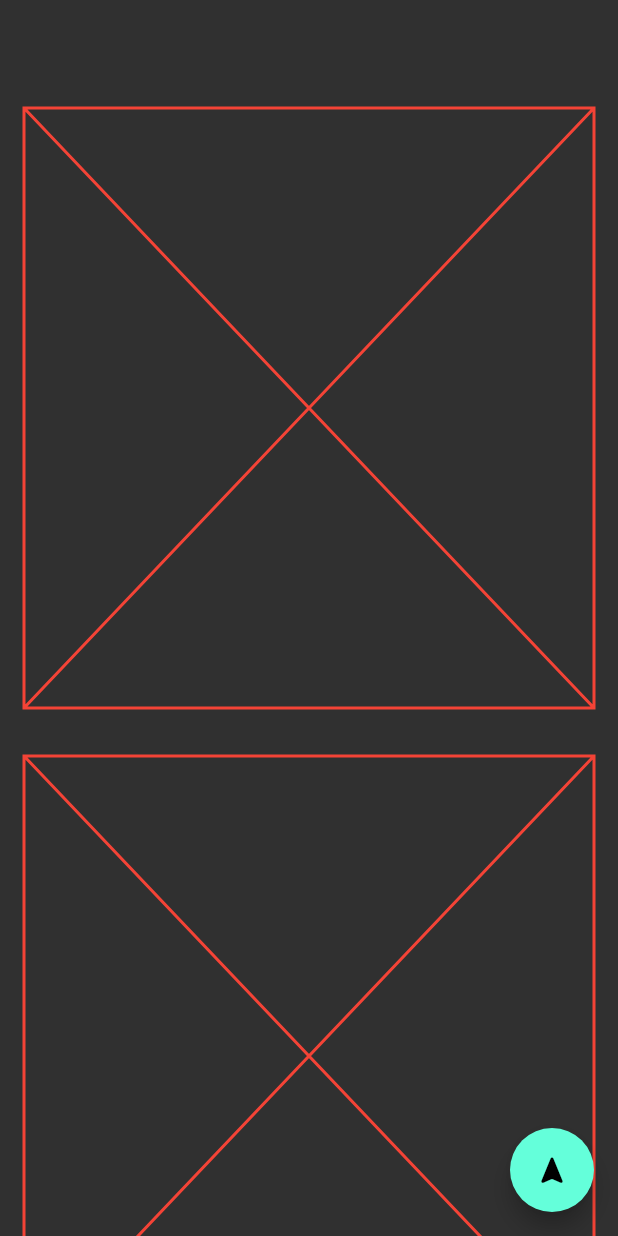
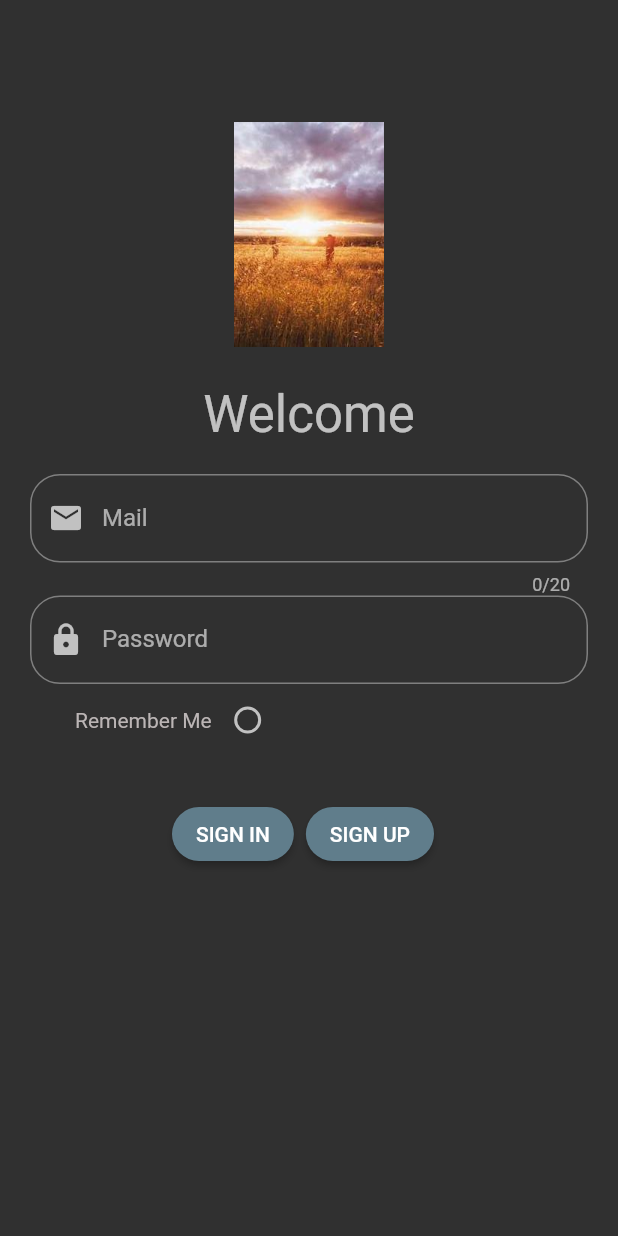
Before and after one commit to cetincangokal/flutter101, a Flutter app: the screen it shows after launch, on a phone screen of 412 x 824 dp. Run offline on Flutter 3.47's test engine with Material 2 defaults, Android fonts, the phone set to English and light mode, and no system bars.

Commit message:
first login page trial

```diff
--- /dev/null
+++ b/flutter_application_1/lib/demos/my_demo_loginPage.dart
@@ -0,0 +1,135 @@
+import 'package:flutter/material.dart';
+import 'package:flutter_application_1/101/card_learn.dart';
+
+import '../product/language/language_item.dart';
+
+///image
+///text Mail
+///text Password
+///remember Me button
+///sıgn ın button
+///sıgn up button
+
+class myLoginPage extends StatefulWidget {
+  const myLoginPage({super.key});
+
+  @override
+  State<myLoginPage> createState() => _myLoginPageState();
+}
+
+class _myLoginPageState extends State<myLoginPage> {
+  final key = GlobalKey();
+  bool isChecked = false;
+  FocusNode focusNodeTextFieldOne = FocusNode();
+  FocusNode focusNodeTextFieldTwo = FocusNode();
+  @override
+  Widget build(BuildContext context) {
+    return Scaffold(
+      appBar: AppBar(
+        backgroundColor: Colors.transparent,
+      ),
+      body: ListView(
+        children: [
+          Column(
+            children: [
+              Image.asset(
+                'assets/png/image_collection.png',
+                width: 100,
+                height: 200,
+              ),
+              Text(
+                LanguageItem.welcomeTitle,
+                style: Theme.of(context).textTheme.headline4,
+              ),
+              Padding(
+                padding: projectUtility().paddingGeneral,
+                child: Column(
+                  children: [
+                    TextField(
+                        maxLength: 20,
+                        keyboardType: TextInputType.emailAddress,
+                        autofillHints: const [AutofillHints.email],
+                        textInputAction: TextInputAction.next,
+                        focusNode: focusNodeTextFieldOne,
+                        decoration: _InputDecoration().emailInput),
+                    TextField(
+                      decoration: _InputDecoration().passwordInput,
+                      focusNode: focusNodeTextFieldTwo,
+                    ),
+                    Padding(
+                      padding: projectUtility().paddingCheckBox,
+                      child: Row(
+                        mainAxisAlignment: MainAxisAlignment.start,
+                        children: [
+                          Text(
+                            LanguageItem.rememberMe,
+                            style: TextStyle(
+                                color: Color.fromARGB(255, 187, 181, 181)),
+                          ),
+                          Checkbox(
+                            checkColor: Colors.white,
+                            activeColor: Colors.blueGrey,
+                            shape: CircleBorder(),
+                            value: isChecked,
+                            onChanged: (value) {
+                              isChecked = !isChecked;
+                              setState(() {});
+                            },
+                          ),
+                        ],
+                      ),
+                    ),
+                  ],
+                ),
+              ),
+              Row(
+                mainAxisAlignment: MainAxisAlignment.center,
+                children: [
+                  ElevatedButton(
+                    onPressed: () {},
+                    child: Text(LanguageItem.signIn),
+                    style: _InputDecoration().buttonDecoration,
+                  ),
+                  Padding(
+                    padding: projectUtility().betweenButtonPadding,
+                    child: ElevatedButton(
+                      onPressed: () {},
+                      child: Text(LanguageItem.signUp),
+                      style: _InputDecoration().buttonDecoration,
+                    ),
+                  ),
+                ],
+              ),
+            ],
+          ),
+        ],
+      ),
+    );
+  }
+}
+
+class _InputDecoration {
+  final emailInput = InputDecoration(
+      prefixIcon: Icon(Icons.mail),
+      border: OutlineInputBorder(borderRadius: BorderRadius.circular(20)),
+      labelText: LanguageItem.mailTitle,
+      fillColor: Colors.white);
+
+  final passwordInput = InputDecoration(
+      prefixIcon: Icon(Icons.lock),
+      border: OutlineInputBorder(borderRadius: BorderRadius.circular(20)),
+      labelText: LanguageItem.passwordTitle,
+      fillColor: Colors.white);
+
+  final buttonDecoration = ElevatedButton.styleFrom(
+      primary: Colors.blueGrey,
+      shape:
+          RoundedRectangleBorder(borderRadius: projectUtility().borderRadius));
+}
+
+class projectUtility {
+  final paddingGeneral = const EdgeInsets.all(20);
+  final paddingCheckBox = const EdgeInsets.only(left: 30);
+  final borderRadius = BorderRadius.all(Radius.circular(20));
+  final betweenButtonPadding = EdgeInsets.all(8.0);
+}
--- a/flutter_application_1/lib/main.dart
+++ b/flutter_application_1/lib/main.dart
@@ -14,7 +14,6 @@ import 'package:flutter_application_1/101/indicator_learn.dart';
 import 'package:flutter_application_1/101/list_tile_learn.dart';
 import 'package:flutter_application_1/101/list_view_builder_learn.dart';
 import 'package:flutter_application_1/101/list_view_learn.dart';
-import 'package:flutter_application_1/101/navigation_learn.dart';
 import 'package:flutter_application_1/101/padding_learn.dart';
 import 'package:flutter_application_1/101/page_view_learn.dart';
 import 'package:flutter_application_1/101/scaffold_learn.dart';
@@ -27,6 +26,7 @@ import 'package:flutter_application_1/101/text_widget_learn.dart';
 import 'package:flutter_application_1/demos/color_demos_view.dart';
 import 'package:flutter_application_1/demos/color_lifeCycle_view.dart';
 import 'package:flutter_application_1/demos/my_collections_demos.dart';
+import 'package:flutter_application_1/demos/my_demo_loginPage.dart';
 import 'package:flutter_application_1/demos/note_demos_view.dart';
 import 'package:flutter_application_1/demos/stack_demo_view.dart';
 
@@ -53,13 +53,14 @@ class MyApp extends StatelessWidget {
           systemOverlayStyle: SystemUiOverlayStyle.light,
           elevation: 0,
         ),
+
         cardTheme: CardTheme(
           shape: RoundedRectangleBorder(borderRadius: BorderRadius.circular(30)),
         ),
         progressIndicatorTheme: ProgressIndicatorThemeData(color: Colors.white),
         listTileTheme: ListTileThemeData(contentPadding: EdgeInsets.zero),
       ),
-      home: navigationLearn(),
+      home: myLoginPage(),
     );
   }
 }
--- a/flutter_application_1/lib/product/language/language_item.dart
+++ b/flutter_application_1/lib/product/language/language_item.dart
@@ -1,4 +1,8 @@
 class LanguageItem {
-  static const String welcomeTitle = 'Merhaba';
+  static const String welcomeTitle = 'Welcome';
   static const String mailTitle = 'Mail';
+  static const String passwordTitle = 'Password';
+  static const String rememberMe = 'Remember Me';
+  static const String signIn = 'SIGN IN';
+  static const String signUp = 'SIGN UP';
 }
```
Also changed, not shown: flutter_application_1/assets/png/image_collection2.png (deleted).
